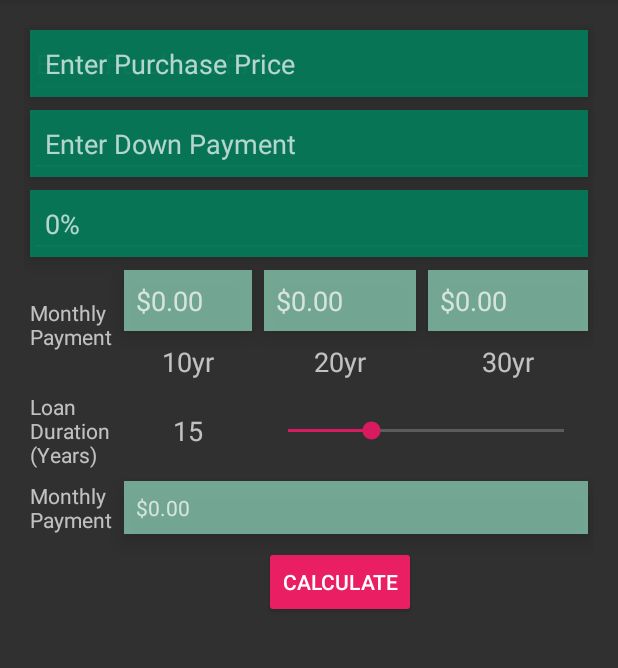
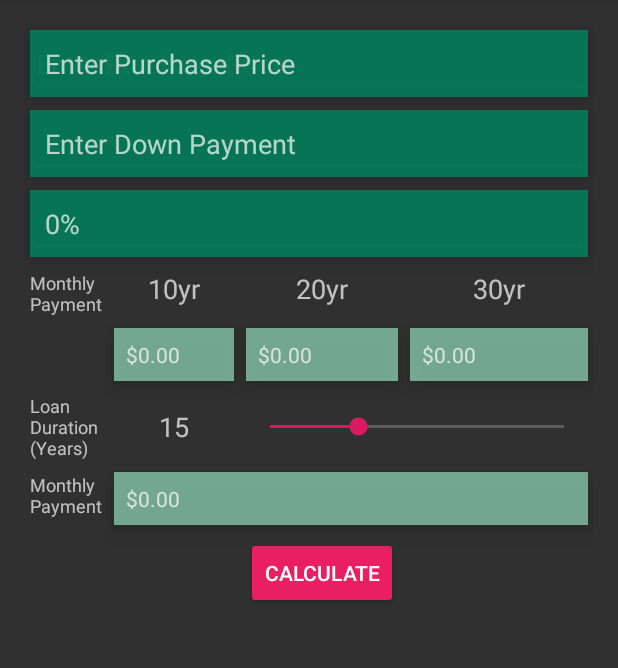
Before and after one commit to corbinabeebe/Android_Apps, an Android app: the screen it shows after launch (MainActivity), after a tap on "CALCULATE", on a phone screen of 412 x 824 dp, the part 84-752 px from its top. Run offline under Robolectric (Android 15) with nearby library versions, the phone set to English and light mode, and no system bars.

Commit message:
Mortgage Calculator App - 2nd commit fixed issues with interest formatting in textView

```diff
--- a/Mortgage_Calculator/app/src/main/java/com/cobe/mortgagecalculator/MainActivity.java
+++ b/Mortgage_Calculator/app/src/main/java/com/cobe/mortgagecalculator/MainActivity.java
@@ -18,7 +18,7 @@ public class MainActivity extends AppCompatActivity {
     //currency and percent formatter variables
     private static final NumberFormat currencyFormat = NumberFormat.getCurrencyInstance();
     private static final NumberFormat percentFormat = NumberFormat.getPercentInstance();
-    private static final NumberFormat numberFormat = NumberFormat.getIntegerInstance();
+    private static final NumberFormat integerFormat = NumberFormat.getIntegerInstance();
 
     private double purchaseAmount = 0.00; //purchase price of home
     private double downPayment= 0; //down payment
@@ -129,8 +129,8 @@ public class MainActivity extends AppCompatActivity {
     private void calculateCustomYears(int progress) {
 
         double totalMonths = (double) progress * 12;
-        //format interest rate TextView
-        seekBarYearTextView.setText(numberFormat.format(mortgageYears));
+        //format mortgagYyears TextView
+        seekBarYearTextView.setText(integerFormat.format(mortgageYears));
 
         //calculate mortgage over 10 years
         double loanAmount = purchaseAmount - downPayment;
@@ -217,6 +217,7 @@ public class MainActivity extends AppCompatActivity {
         public void onTextChanged(CharSequence charSequence, int i, int i1, int i2) {
             try { // get purchase price total and display in currency format
                 interestRate = Double.parseDouble(charSequence.toString()) / 100;
+                percentFormat.setMinimumFractionDigits(2);
                 interestRateTextView.setText(percentFormat.format(interestRate));
             }
             catch (NumberFormatException e) { //if charSequence is empty or non-numeric
--- a/Mortgage_Calculator/app/src/main/res/layout/activity_main.xml
+++ b/Mortgage_Calculator/app/src/main/res/layout/activity_main.xml
@@ -3,9 +3,9 @@
     xmlns:tools="http://schemas.android.com/tools"
     android:layout_width="match_parent"
     android:layout_height="match_parent"
+    android:columnCount="4"
     android:padding="@dimen/mortgage_gridlayout_padding"
-    android:columnCount="4"
-    android:rowCount="8"
+    android:rowCount="9"
     android:useDefaultMargins="true"
     tools:context=".MainActivity">
 
@@ -18,6 +18,7 @@
         android:layout_columnSpan="4"
         android:layout_gravity="fill_horizontal"
         android:contentDescription="@string/purchase_price_string"
+        android:cursorVisible="true"
         android:digits="@string/digits_value"
         android:ems="10"
         android:hint="@string/purchase_price_string"
@@ -48,6 +49,7 @@
         android:layout_columnSpan="4"
         android:layout_gravity="fill_horizontal"
         android:contentDescription="@string/enterDownPaymentAmount"
+        android:cursorVisible="true"
         android:digits="@string/digits_value"
         android:ems="10"
         android:inputType="number"
@@ -76,6 +78,7 @@
         android:layout_columnSpan="4"
         android:layout_gravity="fill_horizontal"
         android:contentDescription="@string/enterInterRateAmt"
+        android:cursorVisible="true"
         android:digits="@string/interest_digits"
         android:ems="10"
         android:inputType="number|numberDecimal"
@@ -90,6 +93,7 @@
         android:layout_columnSpan="4"
         android:layout_gravity="fill_horizontal"
         android:background="@color/background_color"
+
         android:elevation="@dimen/elevation"
         android:hint="@string/enterInterRateAmt"
         android:padding="@dimen/textview_padding"
@@ -100,32 +104,33 @@
         android:layout_width="wrap_content"
         android:layout_height="wrap_content"
         android:layout_row="3"
-        android:layout_rowSpan="2"
+        android:layout_rowSpan="1"
         android:layout_column="0"
         android:layout_columnSpan="1"
         android:layout_gravity="center_vertical"
         android:hint="@string/monthly_payment"
         android:textAppearance="@style/TextAppearance.AppCompat.Small"
-        android:textSize="14sp" />
+        android:textSize="12sp" />
 
     <TextView
         android:id="@+id/mPaymentTenTextView"
         android:layout_width="wrap_content"
         android:layout_height="wrap_content"
-        android:layout_row="3"
+        android:layout_row="4"
         android:layout_column="1"
-        android:layout_gravity="center_horizontal|fill_horizontal"
+        android:layout_gravity="start|fill_horizontal"
         android:background="@color/mp_background"
         android:elevation="@dimen/elevation"
-        android:ems="4"
+        android:ems="5"
         android:padding="@dimen/mp_padding"
-        android:textAppearance="@style/TextAppearance.AppCompat.Medium" />
+        android:textAppearance="@style/TextAppearance.AppCompat.Medium"
+        android:textSize="14sp" />
 
     <TextView
         android:id="@+id/tenYearTextView"
         android:layout_width="wrap_content"
         android:layout_height="wrap_content"
-        android:layout_row="4"
+        android:layout_row="3"
         android:layout_column="1"
         android:layout_columnSpan="1"
         android:layout_gravity="center_horizontal"
@@ -136,21 +141,22 @@
         android:id="@+id/mPaymentTwentyTextView"
         android:layout_width="wrap_content"
         android:layout_height="wrap_content"
-        android:layout_row="3"
+        android:layout_row="4"
         android:layout_column="2"
         android:layout_columnSpan="1"
-        android:layout_gravity="center_horizontal|fill_horizontal"
+        android:layout_gravity="start|fill_horizontal"
         android:background="@color/mp_background"
         android:elevation="@dimen/elevation"
-        android:ems="4"
+        android:ems="5"
         android:padding="@dimen/mp_padding"
-        android:textAppearance="@style/TextAppearance.AppCompat.Medium" />
+        android:textAppearance="@style/TextAppearance.AppCompat.Medium"
+        android:textSize="14sp" />
 
     <TextView
         android:id="@+id/twentyYearTextView"
         android:layout_width="wrap_content"
         android:layout_height="wrap_content"
-        android:layout_row="4"
+        android:layout_row="3"
         android:layout_column="2"
         android:layout_columnSpan="1"
         android:layout_gravity="center_horizontal"
@@ -161,21 +167,22 @@
         android:id="@+id/mPaymentThirtyTextView"
         android:layout_width="wrap_content"
         android:layout_height="wrap_content"
-        android:layout_row="3"
+        android:layout_row="4"
         android:layout_column="3"
         android:layout_columnSpan="1"
         android:layout_gravity="center_horizontal|fill_horizontal"
         android:background="@color/mp_background"
         android:elevation="@dimen/elevation"
-        android:ems="4"
+        android:ems="5"
         android:padding="@dimen/mp_padding"
-        android:textAppearance="@style/TextAppearance.AppCompat.Medium" />
+        android:textAppearance="@style/TextAppearance.AppCompat.Medium"
+        android:textSize="14sp" />
 
     <TextView
         android:id="@+id/thirtyYearTextView"
         android:layout_width="wrap_content"
         android:layout_height="wrap_content"
-        android:layout_row="4"
+        android:layout_row="3"
         android:layout_column="3"
         android:layout_columnSpan="1"
         android:layout_gravity="center_horizontal"
@@ -190,7 +197,8 @@
         android:layout_column="0"
         android:layout_columnSpan="1"
         android:hint="@string/loanDuration"
-        android:textAppearance="@style/TextAppearance.AppCompat.Small" />
+        android:textAppearance="@style/TextAppearance.AppCompat.Small"
+        android:textSize="12sp" />
 
     <TextView
         android:id="@+id/seekBarYearTextView"
@@ -218,7 +226,8 @@
         android:layout_gravity="center_horizontal|top"
         android:contentDescription="@string/monthly_payment"
         android:text="@string/monthly_payment"
-        android:textAppearance="@style/TextAppearance.AppCompat.Small" />
+        android:textAppearance="@style/TextAppearance.AppCompat.Small"
+        android:textSize="12sp" />
 
     <TextView
         android:id="@+id/mPaymentCDTextView"
@@ -238,12 +247,12 @@
         android:id="@+id/calculateButton"
         android:layout_width="wrap_content"
         android:layout_height="wrap_content"
+        android:layout_row="8"
         android:layout_column="2"
         android:layout_gravity="center_horizontal|fill_horizontal"
         android:backgroundTint="@color/Calculate_button_color"
         android:elevation="@dimen/calculate_elevation"
         android:text="@string/calculate_value"
-        android:textAlignment="center"
-        />
+        android:textAlignment="center" />
 
 </GridLayout>
```
Also changed, not shown: 1 other file.
